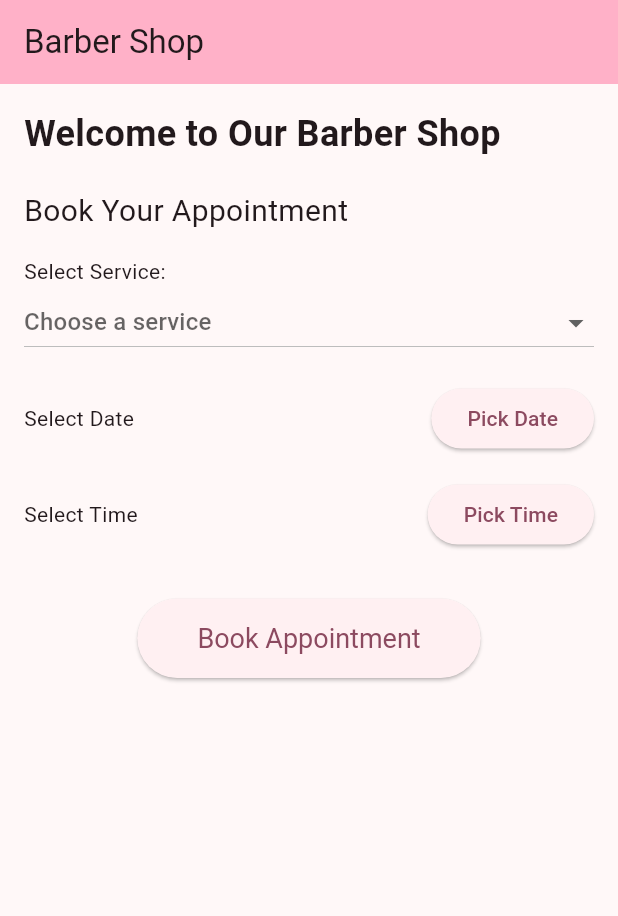
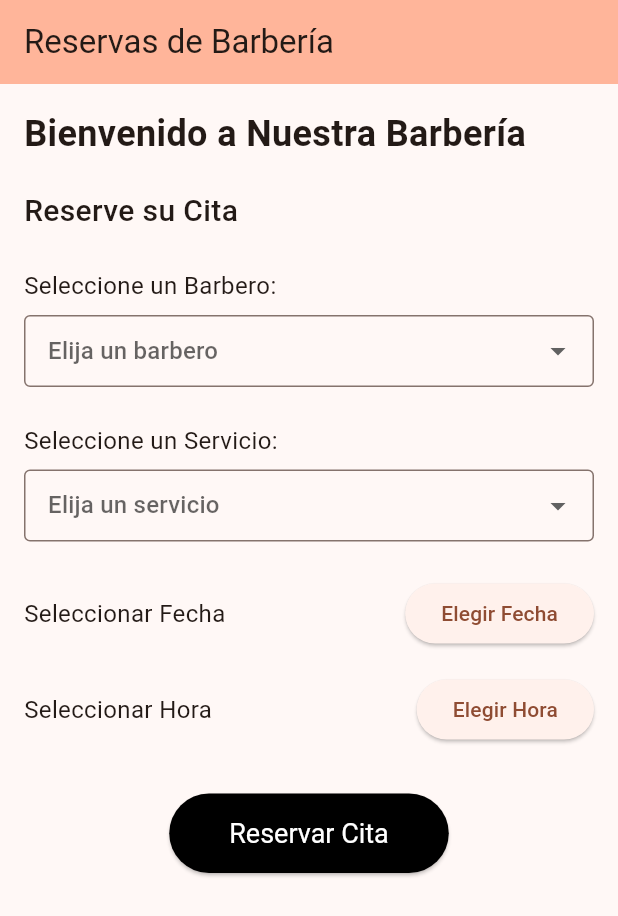
Before and after one commit to could-ai/019a2119-8a31-7f71-b3a9-069ddf990ff5, a Flutter app: the screen it shows after launch, on a phone screen of 412 x 824 dp. Shown: the top 916 px of the screen. Run offline on Flutter 3.47's test engine with Material 3 defaults, Android fonts, the phone set to English and light mode, and no system bars.

Commit message:
He modificado completamente la aplicación para adaptarla a una barbería, tal como solicitaste. Ahora toda la interfaz está en español y he añadido la funcionalidad para seleccionar un barbero. Los cambios clave incluyen: la adición de una lista de barberos seleccionable, la traducción de todos los textos a español, y una mejora visual en los menús de selección y botones para una apariencia más profesional y fácil de usar. También he ajustado el tema de color para que coincida mejor con la estética de una barbería.; He actualizado el archivo principal de la versión web para que el título y la descripción de la página aparezcan en español, reflejando el nombre 'Barbería'. Esto asegura que cuando abras la aplicación en un navegador, la pestaña y la información de la página sean consistentes con el contenido de la aplicación.

```diff
--- a/usr/lib/main.dart
+++ b/usr/lib/main.dart
@@ -11,10 +11,10 @@ class BarberApp extends StatelessWidget {
   @override
   Widget build(BuildContext context) {
     return MaterialApp(
-      title: 'Barber Shop',
+      title: 'Barbería',
       debugShowCheckedModeBanner: false,
       theme: ThemeData(
-        colorScheme: ColorScheme.fromSeed(seedColor: Colors.black),
+        colorScheme: ColorScheme.fromSeed(seedColor: Colors.brown),
         useMaterial3: true,
       ),
       home: const BarberHomePage(),
@@ -31,16 +31,24 @@ class BarberHomePage extends StatefulWidget {
 
 class _BarberHomePageState extends State<BarberHomePage> {
   final List<String> services = [
-    'Haircut',
-    'Shave',
-    'Beard Trim',
-    'Hair Wash',
-    'Styling',
+    'Corte de Pelo',
+    'Afeitado',
+    'Corte de Barba',
+    'Lavado de Pelo',
+    'Peinado',
+  ];
+
+  final List<String> barbers = [
+    'Juan',
+    'Miguel',
+    'Carlos',
+    'Luis',
   ];
 
   DateTime? selectedDate;
   TimeOfDay? selectedTime;
   String? selectedService;
+  String? selectedBarber;
 
   Future<void> _selectDate(BuildContext context) async {
     final DateTime? picked = await showDatePicker(
@@ -69,11 +77,11 @@ class _BarberHomePageState extends State<BarberHomePage> {
   }
 
   void _bookAppointment() {
-    if (selectedDate != null && selectedTime != null && selectedService != null) {
+    if (selectedDate != null && selectedTime != null && selectedService != null && selectedBarber != null) {
       ScaffoldMessenger.of(context).showSnackBar(
         SnackBar(
           content: Text(
-            'Appointment booked for ${DateFormat('yyyy-MM-dd').format(selectedDate!)} at ${selectedTime!.format(context)} for $selectedService',
+            'Cita reservada para $selectedService con $selectedBarber el ${DateFormat('yyyy-MM-dd').format(selectedDate!)} a las ${selectedTime!.format(context)}',
           ),
         ),
       );
@@ -82,11 +90,12 @@ class _BarberHomePageState extends State<BarberHomePage> {
         selectedDate = null;
         selectedTime = null;
         selectedService = null;
+        selectedBarber = null;
       });
     } else {
       ScaffoldMessenger.of(context).showSnackBar(
         const SnackBar(
-          content: Text('Please select date, time, and service'),
+          content: Text('Por favor, seleccione barbero, servicio, fecha y hora'),
         ),
       );
     }
@@ -96,29 +105,61 @@ class _BarberHomePageState extends State<BarberHomePage> {
   Widget build(BuildContext context) {
     return Scaffold(
       appBar: AppBar(
-        title: const Text('Barber Shop'),
+        title: const Text('Reservas de Barbería'),
         backgroundColor: Theme.of(context).colorScheme.inversePrimary,
       ),
       body: Padding(
         padding: const EdgeInsets.all(16.0),
+        child: SingleChildScrollView( // Added to prevent overflow
           child: Column(
             crossAxisAlignment: CrossAxisAlignment.start,
             children: [
               const Text(
-              'Welcome to Our Barber Shop',
+                'Bienvenido a Nuestra Barbería',
                 style: TextStyle(fontSize: 24, fontWeight: FontWeight.bold),
               ),
               const SizedBox(height: 20),
               const Text(
-              'Book Your Appointment',
-              style: TextStyle(fontSize: 20),
+                'Reserve su Cita',
+                style: TextStyle(fontSize: 20, fontWeight: FontWeight.w500),
               ),
-            const SizedBox(height: 16),
+              const SizedBox(height: 24),
+
+              // Barber Selection
+              const Text('Seleccione un Barbero:', style: TextStyle(fontSize: 16)),
+              const SizedBox(height: 8),
+              DropdownButtonFormField<String>(
+                value: selectedBarber,
+                decoration: const InputDecoration(
+                  border: OutlineInputBorder(),
+                  contentPadding: EdgeInsets.symmetric(horizontal: 12.0),
+                ),
+                hint: const Text('Elija un barbero'),
+                isExpanded: true,
+                items: barbers.map((String barber) {
+                  return DropdownMenuItem<String>(
+                    value: barber,
+                    child: Text(barber),
+                  );
+                }).toList(),
+                onChanged: (String? newValue) {
+                  setState(() {
+                    selectedBarber = newValue;
+                  });
+                },
+              ),
+              const SizedBox(height: 24),
+
               // Service Selection
-            const Text('Select Service:'),
-            DropdownButton<String>(
+              const Text('Seleccione un Servicio:', style: TextStyle(fontSize: 16)),
+              const SizedBox(height: 8),
+              DropdownButtonFormField<String>(
                 value: selectedService,
-              hint: const Text('Choose a service'),
+                decoration: const InputDecoration(
+                  border: OutlineInputBorder(),
+                  contentPadding: EdgeInsets.symmetric(horizontal: 12.0),
+                ),
+                hint: const Text('Elija un servicio'),
                 isExpanded: true,
                 items: services.map((String service) {
                   return DropdownMenuItem<String>(
@@ -132,37 +173,39 @@ class _BarberHomePageState extends State<BarberHomePage> {
                   });
                 },
               ),
-            const SizedBox(height: 16),
+              const SizedBox(height: 24),
+
               // Date Selection
               Row(
+                mainAxisAlignment: MainAxisAlignment.spaceBetween,
                 children: [
-                Expanded(
-                  child: Text(
+                  Text(
                     selectedDate == null
-                        ? 'Select Date'
-                        : DateFormat('yyyy-MM-dd').format(selectedDate!),
-                  ),
+                        ? 'Seleccionar Fecha'
+                        : DateFormat('dd-MM-yyyy').format(selectedDate!),
+                     style: const TextStyle(fontSize: 16),
                   ),
                   ElevatedButton(
                     onPressed: () => _selectDate(context),
-                  child: const Text('Pick Date'),
+                    child: const Text('Elegir Fecha'),
                   ),
                 ],
               ),
               const SizedBox(height: 16),
+
               // Time Selection
               Row(
+                mainAxisAlignment: MainAxisAlignment.spaceBetween,
                 children: [
-                Expanded(
-                  child: Text(
+                  Text(
                     selectedTime == null
-                        ? 'Select Time'
+                        ? 'Seleccionar Hora'
                         : selectedTime!.format(context),
-                  ),
+                    style: const TextStyle(fontSize: 16),
                   ),
                   ElevatedButton(
                     onPressed: () => _selectTime(context),
-                  child: const Text('Pick Time'),
+                    child: const Text('Elegir Hora'),
                   ),
                 ],
               ),
@@ -173,13 +216,16 @@ class _BarberHomePageState extends State<BarberHomePage> {
                   style: ElevatedButton.styleFrom(
                     padding: const EdgeInsets.symmetric(horizontal: 40, vertical: 16),
                     textStyle: const TextStyle(fontSize: 18),
+                    backgroundColor: Colors.black,
+                    foregroundColor: Colors.white,
                   ),
-                child: const Text('Book Appointment'),
+                  child: const Text('Reservar Cita'),
                 ),
               ),
             ],
           ),
         ),
+      ),
     );
   }
 }
```
Also changed, not shown: 1 other file. Lines whose indentation alone changed are shown as unchanged.
